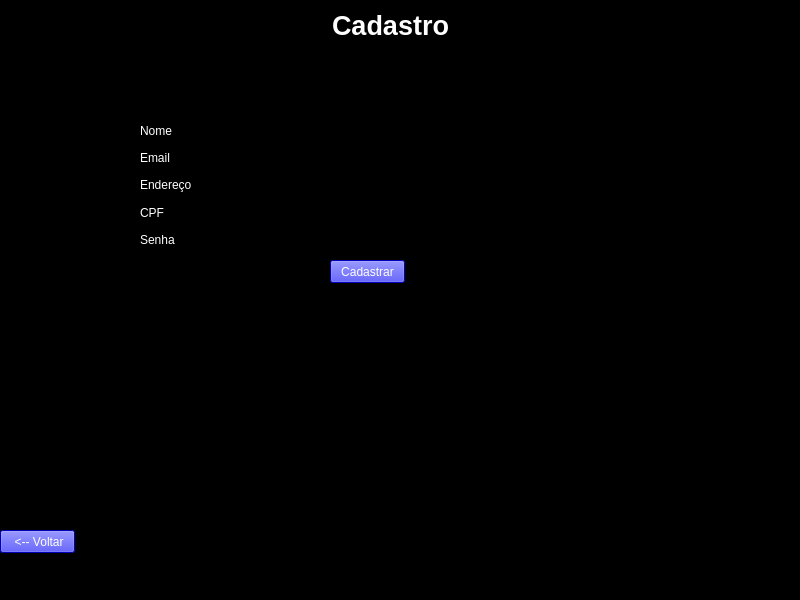
Before: the Qt Designer form tela_cad.ui in JorgeLuis8/Trabalho-POO-II, drawn with Qt 5.
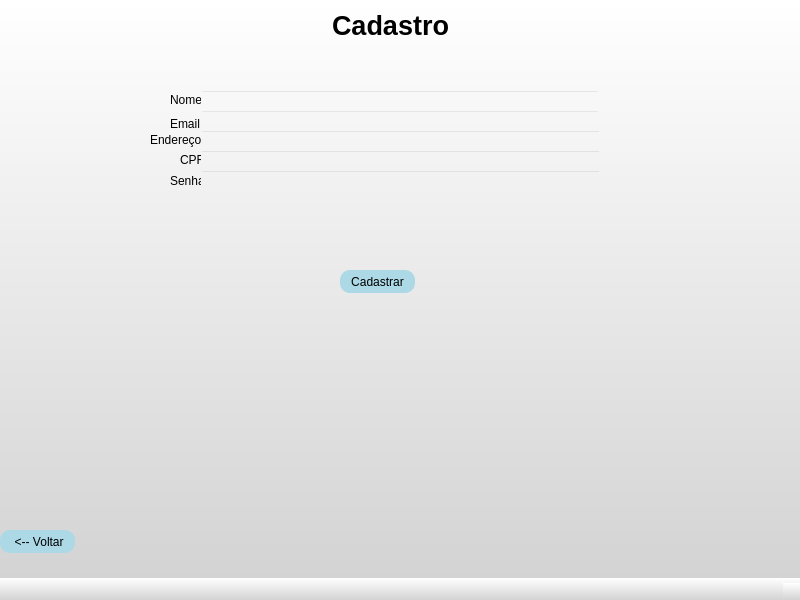
After: the same form once the commit is applied.

```diff
--- a/tela_cad.ui
+++ b/tela_cad.ui
@@ -14,7 +14,8 @@
    <string>MainWindow</string>
   </property>
   <property name="styleSheet">
-   <string notr="true">background-color:black;</string>
+   <string notr="true">background: qlineargradient(x1: 0, y1: 0, x2: 0, y2: 1, stop: 0 white, stop: 1 #D3D3D3);
+</string>
   </property>
   <widget class="QWidget" name="centralwidget">
    <widget class="QLabel" name="label">
@@ -35,7 +36,10 @@
      </font>
     </property>
     <property name="styleSheet">
-     <string notr="true">color:white;</string>
+     <string notr="true">color: black;
+background-color: transparent;
+border: none;
+</string>
     </property>
     <property name="text">
      <string>Cadastro</string>
@@ -54,8 +58,15 @@
      </rect>
     </property>
     <property name="styleSheet">
-     <string notr="true">color:white;
-background-color:blue;</string>
+     <string notr="true">QPushButton {
+    background-color:  #add8e6;
+    border-radius: 10px;
+}
+
+QPushButton:hover {
+    background-color:#AABAF2 ;
+}
+</string>
     </property>
     <property name="text">
      <string> &lt;-- Voltar</string>
@@ -64,132 +75,201 @@
    <widget class="QPushButton" name="Botao_cadastrar">
     <property name="geometry">
      <rect>
-      <x>330</x>
-      <y>260</y>
+      <x>340</x>
+      <y>270</y>
       <width>75</width>
       <height>23</height>
      </rect>
     </property>
     <property name="styleSheet">
-     <string notr="true">background-color:blue;
-color:white;</string>
+     <string notr="true">QPushButton {
+    background-color:  #add8e6;
+    border-radius: 10px;
+}
+
+QPushButton:hover {
+    background-color:#AABAF2 ;
+}
+</string>
     </property>
     <property name="text">
      <string>Cadastrar</string>
     </property>
    </widget>
-   <widget class="QWidget" name="layoutWidget">
+   <widget class="QLineEdit" name="lineEdit_3">
     <property name="geometry">
      <rect>
-      <x>140</x>
-      <y>120</y>
-      <width>461</width>
-      <height>130</height>
+      <x>200</x>
+      <y>90</y>
+      <width>400</width>
+      <height>20</height>
      </rect>
     </property>
-    <layout class="QHBoxLayout" name="horizontalLayout">
-     <item>
-      <layout class="QVBoxLayout" name="verticalLayout_3">
-       <item>
-        <layout class="QVBoxLayout" name="verticalLayout">
-         <item>
+    <property name="styleSheet">
+     <string notr="true">color: black;
+background-color: transparent;
+
+</string>
+    </property>
+   </widget>
           <widget class="QLabel" name="label_2">
+    <property name="geometry">
+     <rect>
+      <x>170</x>
+      <y>90</y>
+      <width>31</width>
+      <height>20</height>
+     </rect>
+    </property>
            <property name="styleSheet">
-            <string notr="true">color:white;</string>
+     <string notr="true">color: black;
+background-color: transparent;
+border: none;
+</string>
            </property>
            <property name="text">
             <string>Nome</string>
            </property>
           </widget>
-         </item>
-         <item>
+   <widget class="QLineEdit" name="lineEdit_4">
+    <property name="geometry">
+     <rect>
+      <x>200</x>
+      <y>110</y>
+      <width>400</width>
+      <height>20</height>
+     </rect>
+    </property>
+    <property name="styleSheet">
+     <string notr="true">color: black;
+background-color: transparent;
+</string>
+    </property>
+   </widget>
           <widget class="QLabel" name="label_6">
+    <property name="geometry">
+     <rect>
+      <x>170</x>
+      <y>110</y>
+      <width>31</width>
+      <height>27</height>
+     </rect>
+    </property>
            <property name="styleSheet">
-            <string notr="true">color: white</string>
+     <string notr="true">color: black;
+background-color: transparent;
+border: none;
+</string>
            </property>
            <property name="text">
             <string>Email</string>
            </property>
           </widget>
-         </item>
-         <item>
+   <widget class="QLineEdit" name="lineEdit">
+    <property name="geometry">
+     <rect>
+      <x>200</x>
+      <y>130</y>
+      <width>401</width>
+      <height>20</height>
+     </rect>
+    </property>
+    <property name="styleSheet">
+     <string notr="true">color: black;
+background-color: transparent;
+</string>
+    </property>
+   </widget>
           <widget class="QLabel" name="label_4">
+    <property name="geometry">
+     <rect>
+      <x>150</x>
+      <y>130</y>
+      <width>51</width>
+      <height>20</height>
+     </rect>
+    </property>
            <property name="styleSheet">
-            <string notr="true">color:white;</string>
+     <string notr="true">color: black;
+background-color: transparent;
+border: none;
+</string>
            </property>
            <property name="text">
             <string>Endereço</string>
            </property>
           </widget>
-         </item>
-         <item>
+   <widget class="QLineEdit" name="lineEdit_2">
+    <property name="geometry">
+     <rect>
+      <x>200</x>
+      <y>150</y>
+      <width>401</width>
+      <height>20</height>
+     </rect>
+    </property>
+    <property name="styleSheet">
+     <string notr="true">color: black;
+background-color: transparent;
+
+</string>
+    </property>
+   </widget>
           <widget class="QLabel" name="label_3">
+    <property name="geometry">
+     <rect>
+      <x>180</x>
+      <y>150</y>
+      <width>21</width>
+      <height>20</height>
+     </rect>
+    </property>
            <property name="styleSheet">
-            <string notr="true">color:white;</string>
+     <string notr="true">color: black;
+background-color: transparent;
+border: none;
+</string>
            </property>
            <property name="text">
             <string>CPF</string>
            </property>
           </widget>
-         </item>
-         <item>
           <widget class="QLabel" name="label_5">
+    <property name="geometry">
+     <rect>
+      <x>170</x>
+      <y>170</y>
+      <width>31</width>
+      <height>21</height>
+     </rect>
+    </property>
            <property name="styleSheet">
-            <string notr="true">color:white;</string>
+     <string notr="true">color: black;
+background-color: transparent;
+border: none;
+</string>
            </property>
            <property name="text">
             <string>Senha</string>
            </property>
           </widget>
-         </item>
-        </layout>
-       </item>
-      </layout>
-     </item>
-     <item>
-      <layout class="QVBoxLayout" name="verticalLayout_4">
-       <item>
-        <layout class="QVBoxLayout" name="verticalLayout_2">
-         <item>
-          <widget class="QLineEdit" name="lineEdit_3">
-           <property name="styleSheet">
-            <string notr="true">color:white</string>
-           </property>
-          </widget>
-         </item>
-         <item>
-          <widget class="QLineEdit" name="lineEdit_4">
-           <property name="styleSheet">
-            <string notr="true">color:white</string>
-           </property>
-          </widget>
-         </item>
-         <item>
-          <widget class="QLineEdit" name="lineEdit">
-           <property name="styleSheet">
-            <string notr="true">color:white</string>
-           </property>
-          </widget>
-         </item>
-         <item>
-          <widget class="QLineEdit" name="lineEdit_2">
-           <property name="styleSheet">
-            <string notr="true">color:white</string>
-           </property>
-          </widget>
-         </item>
-        </layout>
-       </item>
-       <item>
         <widget class="QLineEdit" name="lineEdit_5">
+    <property name="geometry">
+     <rect>
+      <x>200</x>
+      <y>170</y>
+      <width>401</width>
+      <height>20</height>
+     </rect>
+    </property>
          <property name="styleSheet">
-          <string notr="true">color:white</string>
-         </property>
-        </widget>
-       </item>
-      </layout>
-     </item>
-    </layout>
+     <string notr="true">color: black;
+background-color: transparent;
+</string>
+    </property>
+    <property name="echoMode">
+     <enum>QLineEdit::Password</enum>
+    </property>
    </widget>
   </widget>
   <widget class="QMenuBar" name="menubar">
```
Lines whose indentation alone changed are shown as unchanged.
